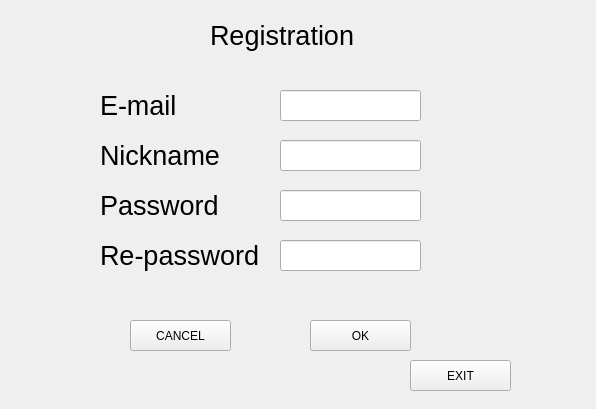
First picture: the form in Classes/GUI/register.ui, repository EKaczmarek/BomberMan, before the edit.
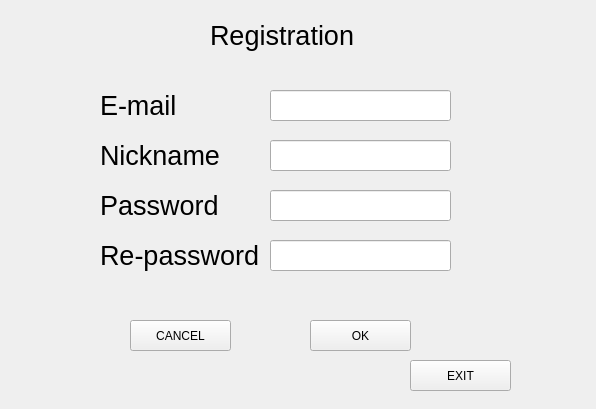
Second picture: the form after the edit.

Diff of the .ui file:
```diff
--- a/Classes/GUI/register.ui
+++ b/Classes/GUI/register.ui
@@ -120,26 +120,6 @@
     <string>Registration</string>
    </property>
   </widget>
-  <widget class="QLineEdit" name="lineEdit_nickname">
-   <property name="geometry">
-    <rect>
-     <x>280</x>
-     <y>140</y>
-     <width>141</width>
-     <height>31</height>
-    </rect>
-   </property>
-  </widget>
-  <widget class="QLineEdit" name="lineEdit_password">
-   <property name="geometry">
-    <rect>
-     <x>280</x>
-     <y>190</y>
-     <width>141</width>
-     <height>31</height>
-    </rect>
-   </property>
-  </widget>
   <widget class="QPushButton" name="button_exit">
    <property name="geometry">
     <rect>
@@ -174,16 +154,6 @@
     <bool>false</bool>
    </property>
   </widget>
-  <widget class="QLineEdit" name="lineEdit_email">
-   <property name="geometry">
-    <rect>
-     <x>280</x>
-     <y>90</y>
-     <width>141</width>
-     <height>31</height>
-    </rect>
-   </property>
-  </widget>
   <widget class="QLabel" name="label_email">
    <property name="geometry">
     <rect>
@@ -220,16 +190,6 @@
     <string>Re-password</string>
    </property>
   </widget>
-  <widget class="QLineEdit" name="lineEdit_repassword">
-   <property name="geometry">
-    <rect>
-     <x>280</x>
-     <y>240</y>
-     <width>141</width>
-     <height>31</height>
-    </rect>
-   </property>
-  </widget>
   <widget class="QLabel" name="label">
    <property name="geometry">
     <rect>
@@ -243,6 +203,52 @@
     <string/>
    </property>
   </widget>
+  <widget class="QLineEdit" name="lineEdit_email">
+   <property name="geometry">
+    <rect>
+     <x>270</x>
+     <y>90</y>
+     <width>181</width>
+     <height>31</height>
+    </rect>
+   </property>
+  </widget>
+  <widget class="QLineEdit" name="lineEdit_nickname">
+   <property name="geometry">
+    <rect>
+     <x>270</x>
+     <y>140</y>
+     <width>181</width>
+     <height>31</height>
+    </rect>
+   </property>
+  </widget>
+  <widget class="QLineEdit" name="lineEdit_password">
+   <property name="geometry">
+    <rect>
+     <x>270</x>
+     <y>190</y>
+     <width>181</width>
+     <height>31</height>
+    </rect>
+   </property>
+   <property name="echoMode">
+    <enum>QLineEdit::Password</enum>
+   </property>
+  </widget>
+  <widget class="QLineEdit" name="lineEdit_repassword">
+   <property name="geometry">
+    <rect>
+     <x>270</x>
+     <y>240</y>
+     <width>181</width>
+     <height>31</height>
+    </rect>
+   </property>
+   <property name="echoMode">
+    <enum>QLineEdit::Password</enum>
+   </property>
+  </widget>
  </widget>
  <resources/>
  <connections/>
```
